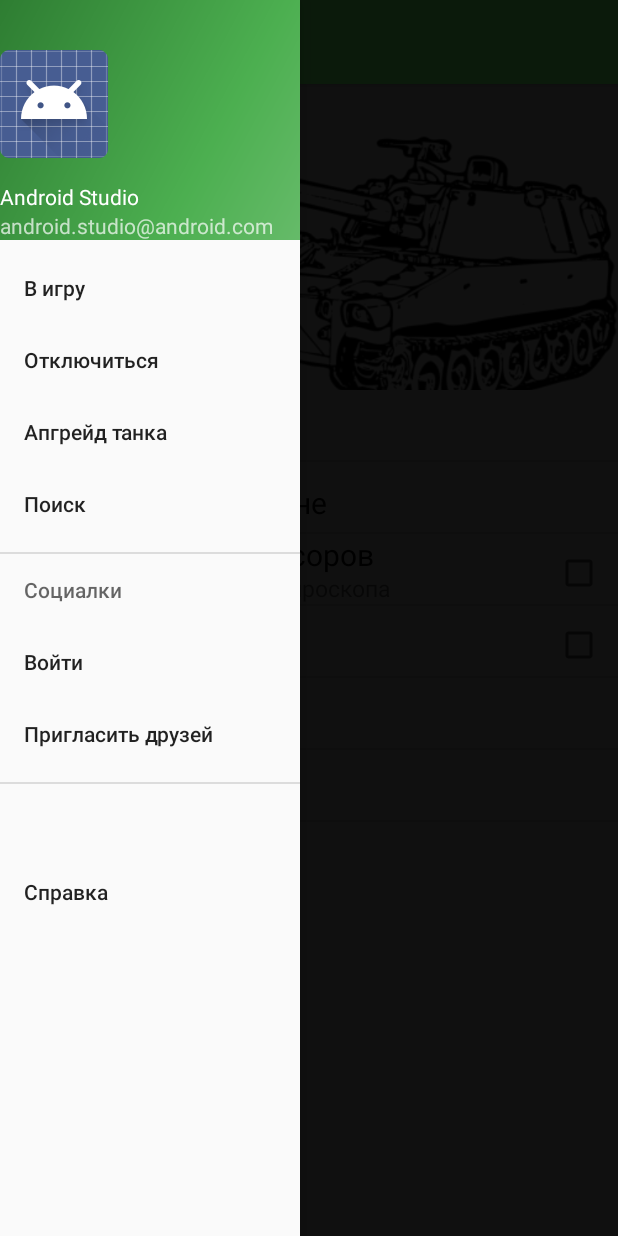
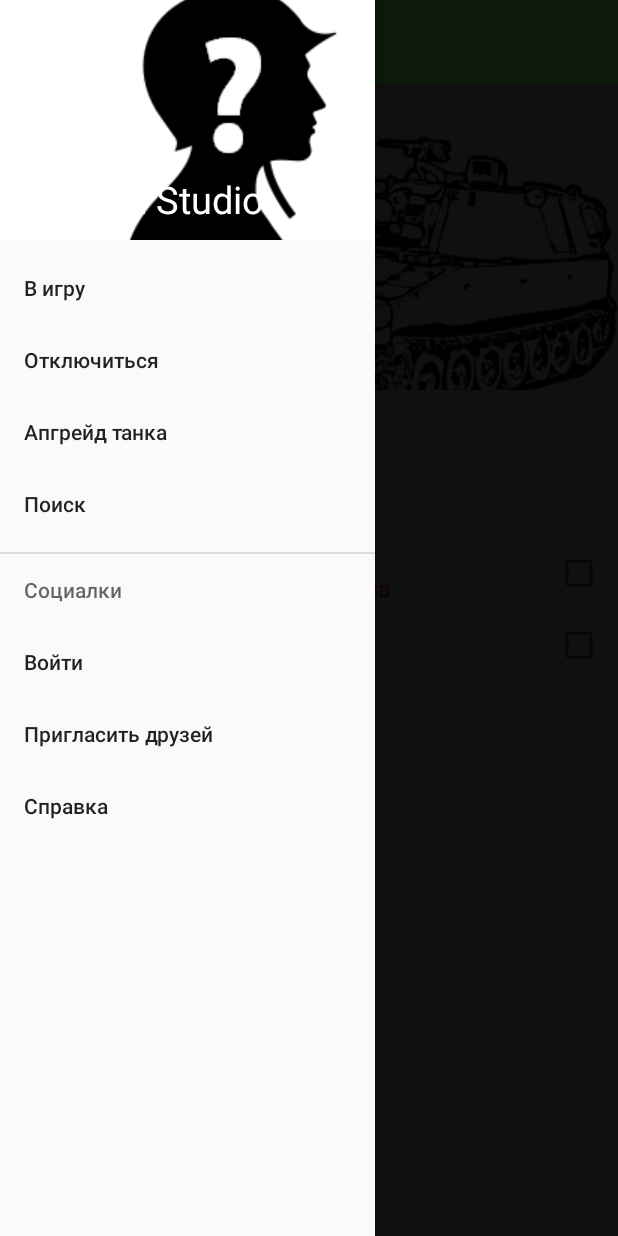
Before and after one commit to igrztv/laserTank, an Android app: the SettingsActivity screen opened directly, with no data from a screen before it, with the side drawer open, on a phone screen of 412 x 824 dp. Run offline under Robolectric (Android 15) with nearby library versions, the phone set to English and light mode, and no system bars.

Commit message:
some styles

```diff
--- a/app/src/main/java/com/example/morgan/lasertang/SideActivity.java
+++ b/app/src/main/java/com/example/morgan/lasertang/SideActivity.java
@@ -1,5 +1,6 @@
 package com.example.morgan.lasertang;
 
+import android.content.Intent;
 import android.os.Bundle;
 import android.support.design.widget.Snackbar;
 import android.util.Log;
@@ -17,6 +18,7 @@ public class SideActivity extends AppCompatActivity
         implements NavigationView.OnNavigationItemSelectedListener {
 
     protected DrawerLayout drawer;
+    NavigationView navigationView;
 
     String LOG = "MENU BLYA";
 
@@ -28,6 +30,10 @@ public class SideActivity extends AppCompatActivity
         setSupportActionBar(toolbar);
 
         drawer = (DrawerLayout) findViewById(R.id.drawer_layout);
+
+        navigationView = (NavigationView) findViewById(R.id.nav_view);
+        navigationView.setNavigationItemSelectedListener(this);
+
         ActionBarDrawerToggle toggle = new ActionBarDrawerToggle(
                 this, drawer, toolbar, R.string.navigation_drawer_open, R.string.navigation_drawer_close) {
             public void onDrawerClosed(View view) {
@@ -40,16 +46,12 @@ public class SideActivity extends AppCompatActivity
                 drawer.bringToFront();
                 drawer.requestLayout();
 
-                NavigationView navigationView = (NavigationView) findViewById(R.id.nav_view);
                 navigationView.bringToFront();
                 navigationView.requestLayout();
             }
         };
         drawer.addDrawerListener(toggle);
         toggle.syncState();
-
-        NavigationView navigationView = (NavigationView) findViewById(R.id.nav_view);
-        navigationView.setNavigationItemSelectedListener(this);
     }
 
     @Override
@@ -98,6 +100,8 @@ public class SideActivity extends AppCompatActivity
             Log.d(LOG, "nav_connection");
         } else if (id == R.id.nav_store) {
             Log.d(LOG, "nav_store");
+            Intent intent = new Intent(SideActivity.this, StoreActivity.class);
+            startActivity(intent);
         } else if (id == R.id.nav_search) {
             Log.d(LOG, "nav_search");
         } else if (id == R.id.nav_login) {
--- a/app/src/main/res/layout/activity_search.xml
+++ b/app/src/main/res/layout/activity_search.xml
@@ -8,7 +8,7 @@
     <RelativeLayout xmlns:android="http://schemas.android.com/apk/res/android"
         xmlns:tools="http://schemas.android.com/tools"
         android:layout_width="match_parent"
-        android:layout_height="match_parent"
+        android:layout_height="wrap_content"
         android:paddingBottom="@dimen/activity_vertical_margin"
         android:paddingLeft="@dimen/activity_horizontal_margin"
         android:paddingRight="@dimen/activity_horizontal_margin"
@@ -26,13 +26,13 @@
 
         <Button
             android:layout_width="fill_parent"
-            android:layout_height="60dp"
+            android:layout_height="50dp"
             android:text="поиск"
             android:background="@drawable/big_button_selector"
             android:id="@+id/btnSearch"
             android:layout_alignParentBottom="true"
             android:layout_centerHorizontal="true"
-            android:textSize="30dp" />
+            android:textSize="15dp" />
 
         <ImageView
             android:layout_width="fill_parent"
--- a/app/src/main/res/layout/activity_side.xml
+++ b/app/src/main/res/layout/activity_side.xml
@@ -15,7 +15,7 @@
 
     <android.support.design.widget.NavigationView
         android:id="@+id/nav_view"
-        android:layout_width="200dp"
+        android:layout_width="250dp"
         android:layout_height="match_parent"
         android:layout_gravity="start"
         android:fitsSystemWindows="true"
--- a/app/src/main/res/layout/nav_header_side.xml
+++ b/app/src/main/res/layout/nav_header_side.xml
@@ -1,8 +1,7 @@
 <?xml version="1.0" encoding="utf-8"?>
-<LinearLayout xmlns:android="http://schemas.android.com/apk/res/android"
+<RelativeLayout xmlns:android="http://schemas.android.com/apk/res/android"
     android:layout_width="300dp"
     android:layout_height="@dimen/nav_header_height"
-    android:background="@drawable/side_nav_bar"
     android:gravity="bottom"
     android:orientation="vertical"
     android:paddingBottom="@dimen/activity_vertical_margin"
@@ -13,22 +12,27 @@
 
     <ImageView
         android:id="@+id/imageView"
+        android:layout_width="fill_parent"
+        android:layout_height="150dp"
+        android:paddingTop="@dimen/nav_header_vertical_spacing"
+        android:layout_alignParentLeft="true"
+        android:layout_marginLeft="0dp"
+        android:layout_alignParentTop="true"
+        android:layout_alignParentBottom="true"
+        android:src="@drawable/unknown"
+        android:scaleType="center" />
+
+    <TextView
         android:layout_width="wrap_content"
         android:layout_height="wrap_content"
         android:paddingTop="@dimen/nav_header_vertical_spacing"
-        android:src="@android:drawable/sym_def_app_icon" />
+        android:text="Android Studio"
+        android:textAppearance="@style/TextAppearance.AppCompat.Body1"
+        android:textSize="25dp"
+        android:layout_alignParentBottom="true"
+        android:layout_alignParentLeft="true"
+        android:layout_alignParentStart="true"
+        android:layout_marginLeft="10dp"
+        android:layout_marginBottom="10dp" />
 
-    <TextView
-        android:layout_width="match_parent"
-        android:layout_height="wrap_content"
-        android:paddingTop="@dimen/nav_header_vertical_spacing"
-        android:text="Android Studio"
-        android:textAppearance="@style/TextAppearance.AppCompat.Body1" />
-
-    <TextView
-        android:id="@+id/textView"
-        android:layout_width="wrap_content"
-        android:layout_height="wrap_content"
-        android:text="android.studio@android.com" />
-
-</LinearLayout>
+</RelativeLayout>
--- a/app/src/main/res/layout/settings_item.xml
+++ b/app/src/main/res/layout/settings_item.xml
@@ -7,7 +7,7 @@
         android:layout_height="wrap_content"
         android:id="@+id/title"
         android:textSize="@dimen/list_item_title"
-        android:textColor="#000"
+        android:textColor="#000000"
         android:layout_alignWithParentIfMissing="false"
         android:text="Title"
         android:layout_toRightOf="@+id/icon"
@@ -31,6 +31,7 @@
         android:id="@+id/subtitle"
         android:layout_row="0"
         android:layout_column="0"
+        android:textColor="#ff0000"
         android:textSize="@dimen/list_item_subtitle"
         android:layout_toRightOf="@+id/icon"
         android:layout_toEndOf="@+id/icon"
--- a/app/src/main/res/menu/activity_side_drawer.xml
+++ b/app/src/main/res/menu/activity_side_drawer.xml
@@ -27,13 +27,7 @@
         </menu>
     </item>
 
-    <item android:title=""
-        android:titleCondensed="Разработчикам">
-        <menu>
-            <item
-                android:id="@+id/nav_reference"
-                android:title="Справка" />
-        </menu>
-    </item>
+    <item android:title="Справка"
+        android:id="@+id/nav_reference" />
 
 </menu>
```
